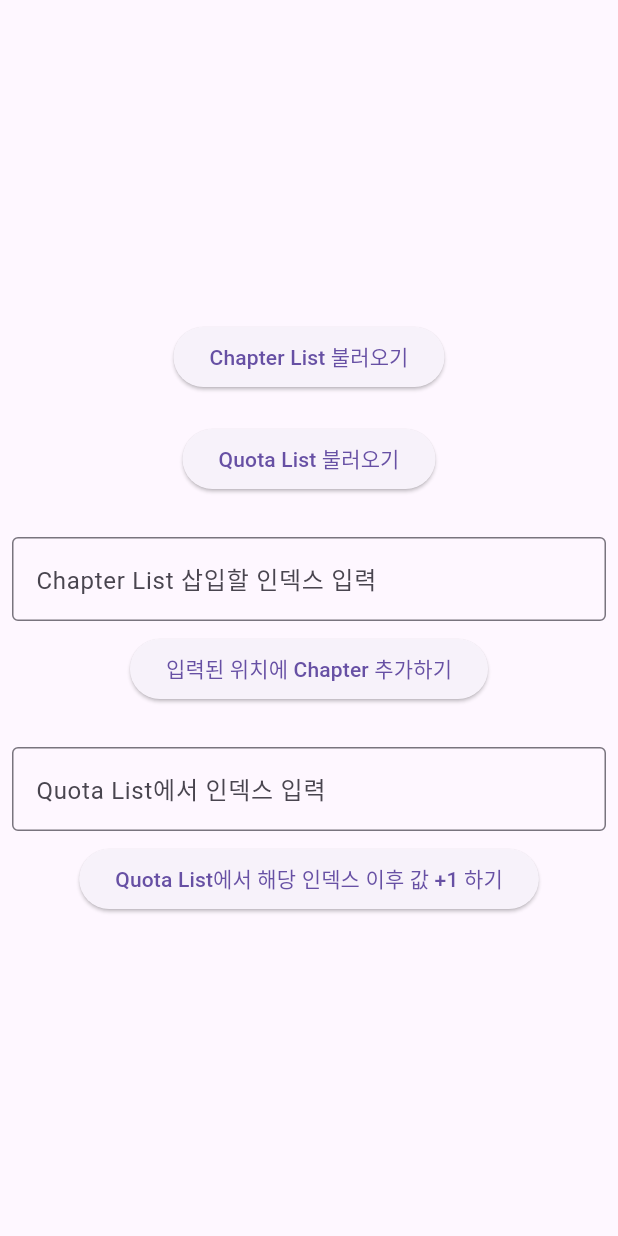
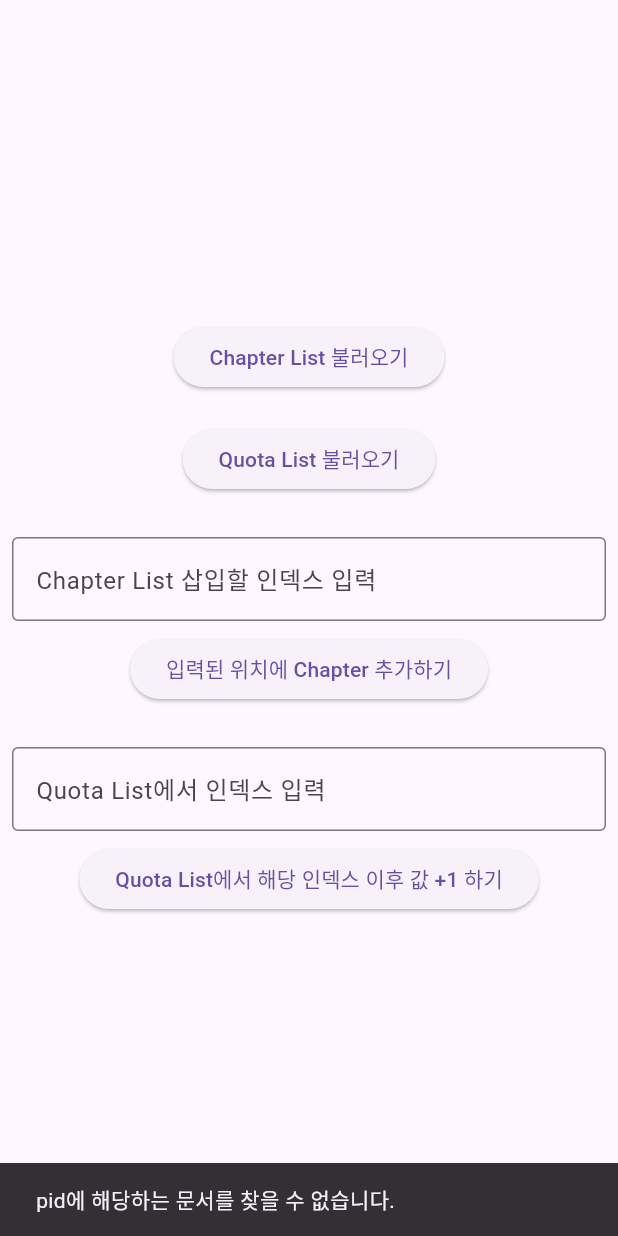
Before and after one commit to HGUJoon/GitFlow, a Flutter app: the screen it shows after launch, after a tap on "Chapter List 불러오기", on a phone screen of 412 x 824 dp. Run offline on Flutter 3.47's test engine with Material 3 defaults, Android fonts, the phone set to English and light mode, and no system bars; our stand-ins replace cloud_firestore, firebase_core; accounts and stored records are empty.

Commit message:
snackbar

```diff
--- a/hamsung/lib/main.dart
+++ b/hamsung/lib/main.dart
@@ -58,18 +58,27 @@ class _HomeState extends State<Home> {
         if (data.containsKey('chapterList')) {
           final List<dynamic> chapterList = data['chapterList'];
 
-          // chapterList 출력 - 번호 붙여서 세로로 출력
           for (int i = 0; i < chapterList.length; i++) {
             print('${i}. ${chapterList[i]}');
           }
+
+          ScaffoldMessenger.of(context).showSnackBar(
+            SnackBar(content: Text('Chapter List 불러오기가 완료되었습니다.')),
+          );
         } else {
-          print('chapterList 필드가 없습니다.');
+          ScaffoldMessenger.of(context).showSnackBar(
+            SnackBar(content: Text('chapterList 필드가 없습니다.')),
+          );
         }
       } else {
-        print('pid에 해당하는 문서를 찾을 수 없습니다.');
+        ScaffoldMessenger.of(context).showSnackBar(
+          SnackBar(content: Text('pid에 해당하는 문서를 찾을 수 없습니다.')),
+        );
       }
     } catch (e) {
-      print('chapterList를 가져오는 중 오류 발생: $e');
+      ScaffoldMessenger.of(context).showSnackBar(
+        SnackBar(content: Text('chapterList를 가져오는 중 오류 발생: $e')),
+      );
     }
   }
 
@@ -88,18 +97,27 @@ class _HomeState extends State<Home> {
         if (data.containsKey('quotaList')) {
           final List<dynamic> quotaList = data['quotaList'];
 
-          // quotaList 출력 - 번호 붙여서 세로로 출력
           for (int i = 0; i < quotaList.length; i++) {
             print('${i}. ${quotaList[i]}');
           }
+
+          ScaffoldMessenger.of(context).showSnackBar(
+            SnackBar(content: Text('Quota List 불러오기가 완료되었습니다.')),
+          );
         } else {
-          print('quotaList 필드가 없습니다.');
+          ScaffoldMessenger.of(context).showSnackBar(
+            SnackBar(content: Text('quotaList 필드가 없습니다.')),
+          );
         }
       } else {
-        print('pid에 해당하는 문서를 찾을 수 없습니다.');
+        ScaffoldMessenger.of(context).showSnackBar(
+          SnackBar(content: Text('pid에 해당하는 문서를 찾을 수 없습니다.')),
+        );
       }
     } catch (e) {
-      print('quotaList를 가져오는 중 오류 발생: $e');
+      ScaffoldMessenger.of(context).showSnackBar(
+        SnackBar(content: Text('quotaList를 가져오는 중 오류 발생: $e')),
+      );
     }
   }
 
@@ -120,7 +138,6 @@ class _HomeState extends State<Home> {
           final List<dynamic> quotaList =
               List.from(data['quotaList']); // 기존 리스트 가져오기
 
-          // 리스트의 범위를 초과하지 않는지 확인
           if (index >= 0 && index < quotaList.length) {
             for (int i = index; i < quotaList.length; i++) {
               if (quotaList[i] is int) {
@@ -128,20 +145,29 @@ class _HomeState extends State<Home> {
               }
             }
 
-            // Firestore에 업데이트
             await docRef.update({'quotaList': quotaList});
-            print('quotaList의 $index 이후 값이 +1 되었습니다.');
+            ScaffoldMessenger.of(context).showSnackBar(
+              SnackBar(content: Text('Quota List의 $index 이후 값이 +1 되었습니다.')),
+            );
           } else {
-            print('지정된 인덱스가 리스트 범위를 벗어났습니다.');
+            ScaffoldMessenger.of(context).showSnackBar(
+              SnackBar(content: Text('지정된 인덱스가 리스트 범위를 벗어났습니다.')),
+            );
           }
         } else {
-          print('quotaList 필드가 없습니다.');
+          ScaffoldMessenger.of(context).showSnackBar(
+            SnackBar(content: Text('quotaList 필드가 없습니다.')),
+          );
         }
       } else {
-        print('pid에 해당하는 문서를 찾을 수 없습니다.');
+        ScaffoldMessenger.of(context).showSnackBar(
+          SnackBar(content: Text('pid에 해당하는 문서를 찾을 수 없습니다.')),
+        );
       }
     } catch (e) {
-      print('quotaList를 업데이트하는 중 오류 발생: $e');
+      ScaffoldMessenger.of(context).showSnackBar(
+        SnackBar(content: Text('quotaList를 업데이트하는 중 오류 발생: $e')),
+      );
     }
   }
 
@@ -163,25 +189,31 @@ class _HomeState extends State<Home> {
           final List<dynamic> chapterList =
               List.from(data['chapterList']); // 기존 리스트 가져오기
 
-          // 리스트의 범위를 초과하지 않는지 확인
           if (index >= 0 && index <= chapterList.length) {
-            // 지정된 위치에 새로운 chapter 삽입
             chapterList.insert(index, newChapter);
-
-            // Firestore에 업데이트
             await docRef.update({'chapterList': chapterList});
-            print('새로운 chapter가 $index 위치에 추가되었습니다.');
+            ScaffoldMessenger.of(context).showSnackBar(
+              SnackBar(content: Text('새로운 chapter가 $index 위치에 추가되었습니다.')),
+            );
           } else {
-            print('지정된 인덱스가 리스트 범위를 벗어났습니다.');
+            ScaffoldMessenger.of(context).showSnackBar(
+              SnackBar(content: Text('지정된 인덱스가 리스트 범위를 벗어났습니다.')),
+            );
           }
         } else {
-          print('chapterList 필드가 없습니다.');
+          ScaffoldMessenger.of(context).showSnackBar(
+            SnackBar(content: Text('chapterList 필드가 없습니다.')),
+          );
         }
       } else {
-        print('pid에 해당하는 문서를 찾을 수 없습니다.');
+        ScaffoldMessenger.of(context).showSnackBar(
+          SnackBar(content: Text('pid에 해당하는 문서를 찾을 수 없습니다.')),
+        );
       }
     } catch (e) {
-      print('chapterList를 업데이트하는 중 오류 발생: $e');
+      ScaffoldMessenger.of(context).showSnackBar(
+        SnackBar(content: Text('chapterList를 업데이트하는 중 오류 발생: $e')),
+      );
     }
   }
 
@@ -205,7 +237,7 @@ class _HomeState extends State<Home> {
             Padding(
               padding: const EdgeInsets.all(8.0),
               child: TextField(
-                controller: _indexController, // chapterList 인덱스 입력 필드
+                controller: _indexController,
                 keyboardType: TextInputType.number,
                 decoration: InputDecoration(
                   labelText: 'Chapter List 삽입할 인덱스 입력',
@@ -215,8 +247,7 @@ class _HomeState extends State<Home> {
             ),
             ElevatedButton(
               onPressed: () {
-                int index =
-                    int.parse(_indexController.text); // 사용자가 입력한 인덱스를 가져옴
+                int index = int.parse(_indexController.text);
                 addChapterAtPosition(
                     'kcFfOUg9R2VverIwOCmm', 'New Chapter Title', index);
               },
@@ -226,7 +257,7 @@ class _HomeState extends State<Home> {
             Padding(
               padding: const EdgeInsets.all(8.0),
               child: TextField(
-                controller: _quotaIndexController, // quotaList 인덱스 입력 필드
+                controller: _quotaIndexController,
                 keyboardType: TextInputType.number,
                 decoration: InputDecoration(
                   labelText: 'Quota List에서 인덱스 입력',
@@ -236,8 +267,7 @@ class _HomeState extends State<Home> {
             ),
             ElevatedButton(
               onPressed: () {
-                int index =
-                    int.parse(_quotaIndexController.text); // 사용자가 입력한 인덱스를 가져옴
+                int index = int.parse(_quotaIndexController.text);
                 incrementQuotaListAfterIndex('kcFfOUg9R2VverIwOCmm', index);
               },
               child: Text('Quota List에서 해당 인덱스 이후 값 +1 하기'),
```
